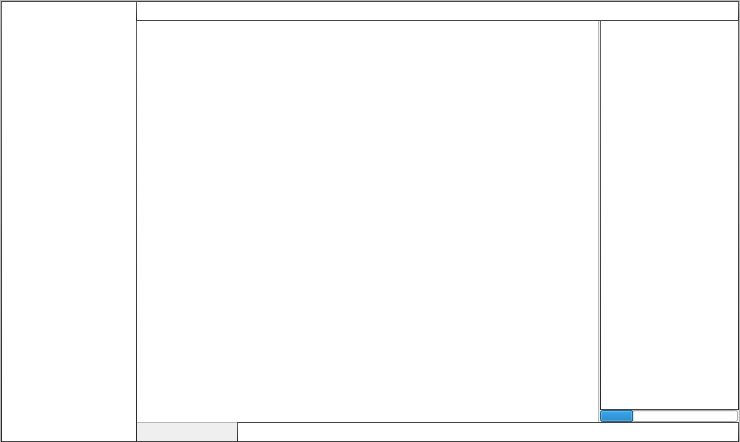
This is irc.ui in Decessus/socius as Qt 5 draws it before an edit. The edited form follows.
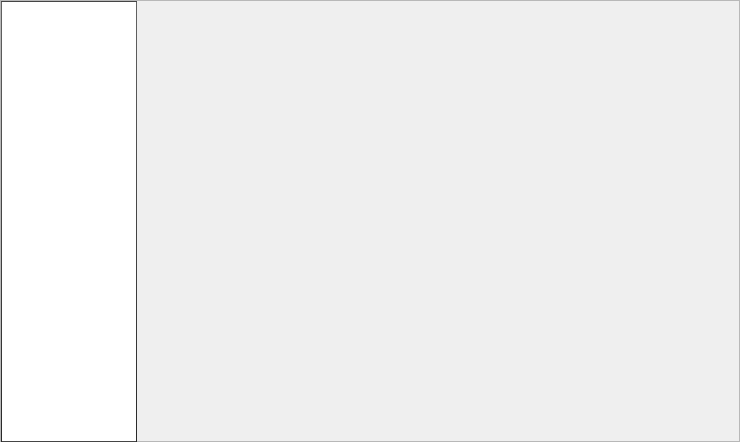
This is the edited form.

What changed in the file:
```diff
--- a/irc.ui
+++ b/irc.ui
@@ -19,53 +19,6 @@
   <property name="frameShadow">
    <enum>QFrame::Raised</enum>
   </property>
-  <widget class="QPushButton" name="nickButton">
-   <property name="geometry">
-    <rect>
-     <x>136</x>
-     <y>420</y>
-     <width>102</width>
-     <height>22</height>
-    </rect>
-   </property>
-   <property name="font">
-    <font>
-     <pointsize>10</pointsize>
-    </font>
-   </property>
-   <property name="toolTip">
-    <string>Click Here To Change Your Nick on</string>
-   </property>
-   <property name="styleSheet">
-    <string notr="true">border-radius:0px;
-border:1px solid qlineargradient(spread:pad, x1:1, y1:1, x2:1, y2:0, stop:0 rgba(40, 40, 40, 255), stop:1 rgba(98, 98, 98, 255));
-</string>
-   </property>
-   <property name="text">
-    <string/>
-   </property>
-   <property name="checkable">
-    <bool>false</bool>
-   </property>
-   <property name="checked">
-    <bool>false</bool>
-   </property>
-  </widget>
-  <widget class="QTextEdit" name="chanText">
-   <property name="geometry">
-    <rect>
-     <x>136</x>
-     <y>20</y>
-     <width>463</width>
-     <height>403</height>
-    </rect>
-   </property>
-   <property name="font">
-    <font>
-     <pointsize>10</pointsize>
-    </font>
-   </property>
-  </widget>
   <widget class="QTreeWidget" name="serverTree">
    <property name="geometry">
     <rect>
@@ -92,84 +45,6 @@
     </property>
    </column>
   </widget>
-  <widget class="QLineEdit" name="messageField">
-   <property name="geometry">
-    <rect>
-     <x>237</x>
-     <y>422</y>
-     <width>502</width>
-     <height>20</height>
-    </rect>
-   </property>
-   <property name="font">
-    <font>
-     <pointsize>10</pointsize>
-    </font>
-   </property>
-   <property name="styleSheet">
-    <string notr="true">border:1px solid qlineargradient(spread:pad, x1:1, y1:1, x2:1, y2:0, stop:0 rgba(40, 40, 40, 255), stop:1 rgba(98, 98, 98, 255));
-border-top-left-radius:0px;
-border-bottom-left-radius:0px;
-border-top-right-radius:0px;
-border-bottom-right-radius:0px;</string>
-   </property>
-  </widget>
-  <widget class="QProgressBar" name="pingBar">
-   <property name="geometry">
-    <rect>
-     <x>600</x>
-     <y>410</y>
-     <width>138</width>
-     <height>12</height>
-    </rect>
-   </property>
-   <property name="styleSheet">
-    <string notr="true"/>
-   </property>
-   <property name="value">
-    <number>24</number>
-   </property>
-   <property name="format">
-    <string/>
-   </property>
-  </widget>
-  <widget class="QLineEdit" name="chanTopic">
-   <property name="geometry">
-    <rect>
-     <x>136</x>
-     <y>1</y>
-     <width>603</width>
-     <height>20</height>
-    </rect>
-   </property>
-   <property name="font">
-    <font>
-     <pointsize>10</pointsize>
-    </font>
-   </property>
-   <property name="styleSheet">
-    <string notr="true">border-radius:none;
-border:1px solid qlineargradient(spread:pad, x1:1, y1:1, x2:1, y2:0, stop:0 rgba(40, 40, 40, 255), stop:1 rgba(98, 98, 98, 255));</string>
-   </property>
-  </widget>
-  <widget class="QListWidget" name="chanUsers">
-   <property name="geometry">
-    <rect>
-     <x>600</x>
-     <y>20</y>
-     <width>139</width>
-     <height>390</height>
-    </rect>
-   </property>
-   <property name="font">
-    <font>
-     <pointsize>10</pointsize>
-    </font>
-   </property>
-   <property name="styleSheet">
-    <string notr="true">border:1px solid qlineargradient(spread:pad, x1:1, y1:1, x2:1, y2:0, stop:0 rgba(40, 40, 40, 255), stop:1 rgba(98, 98, 98, 255));</string>
-   </property>
-  </widget>
  </widget>
  <resources/>
  <connections/>
```
